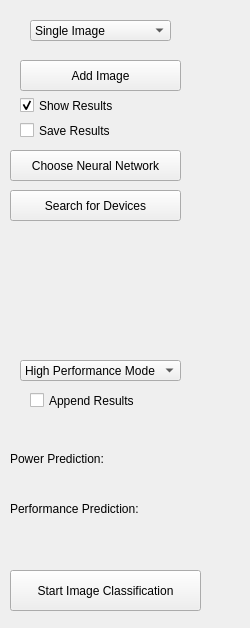
Above: ImplementationPhase/View/ViewModule/ui/ImageClassificationControlPanel.ui from JohannesHaering/PSE before the change. Below: the same form after it.
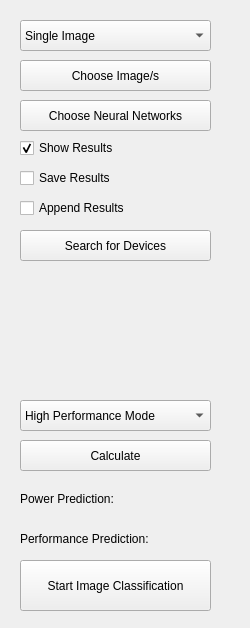
That is the form after the change. Custom widgets are drawn as their Qt base class.

Patch:
```diff
--- a/ImplementationPhase/View/ViewModule/ui/ImageClassificationControlPanel.ui
+++ b/ImplementationPhase/View/ViewModule/ui/ImageClassificationControlPanel.ui
@@ -20,9 +20,9 @@
    <property name="geometry">
     <rect>
      <x>20</x>
-     <y>90</y>
+     <y>140</y>
      <width>111</width>
-     <height>31</height>
+     <height>16</height>
     </rect>
    </property>
    <property name="mouseTracking">
@@ -41,10 +41,10 @@
   <widget class="QComboBox" name="imgAmount">
    <property name="geometry">
     <rect>
-     <x>30</x>
+     <x>20</x>
      <y>20</y>
-     <width>141</width>
-     <height>21</height>
+     <width>191</width>
+     <height>31</height>
     </rect>
    </property>
    <item>
@@ -62,9 +62,9 @@
    <property name="geometry">
     <rect>
      <x>20</x>
-     <y>110</y>
-     <width>111</width>
-     <height>41</height>
+     <y>170</y>
+     <width>101</width>
+     <height>16</height>
     </rect>
    </property>
    <property name="text">
@@ -74,21 +74,21 @@
   <widget class="QPushButton" name="chooseNeuralNetwork">
    <property name="geometry">
     <rect>
-     <x>10</x>
-     <y>150</y>
-     <width>171</width>
+     <x>20</x>
+     <y>100</y>
+     <width>191</width>
      <height>31</height>
     </rect>
    </property>
    <property name="text">
-    <string>Choose Neural Network</string>
+    <string>Choose Neural Networks</string>
    </property>
   </widget>
   <widget class="DeviceCheckBoxManager" name="CheckBoxWidget" native="true">
    <property name="geometry">
     <rect>
      <x>20</x>
-     <y>230</y>
+     <y>270</y>
      <width>191</width>
      <height>121</height>
     </rect>
@@ -98,9 +98,9 @@
    <property name="geometry">
     <rect>
      <x>20</x>
-     <y>360</y>
-     <width>161</width>
-     <height>21</height>
+     <y>400</y>
+     <width>191</width>
+     <height>31</height>
     </rect>
    </property>
    <item>
@@ -122,10 +122,10 @@
   <widget class="QCheckBox" name="appendResults">
    <property name="geometry">
     <rect>
-     <x>30</x>
-     <y>380</y>
-     <width>151</width>
-     <height>41</height>
+     <x>20</x>
+     <y>200</y>
+     <width>121</width>
+     <height>16</height>
     </rect>
    </property>
    <property name="text">
@@ -135,10 +135,10 @@
   <widget class="QPushButton" name="startImgClass">
    <property name="geometry">
     <rect>
-     <x>10</x>
-     <y>570</y>
+     <x>20</x>
+     <y>560</y>
      <width>191</width>
-     <height>41</height>
+     <height>51</height>
     </rect>
    </property>
    <property name="text">
@@ -150,19 +150,19 @@
     <rect>
      <x>20</x>
      <y>60</y>
-     <width>161</width>
+     <width>191</width>
      <height>31</height>
     </rect>
    </property>
    <property name="text">
-    <string>Add Image</string>
+    <string>Choose Image/s</string>
    </property>
   </widget>
   <widget class="QLabel" name="powerPredictionText">
    <property name="geometry">
     <rect>
-     <x>10</x>
-     <y>450</y>
+     <x>20</x>
+     <y>490</y>
      <width>121</width>
      <height>18</height>
     </rect>
@@ -175,20 +175,23 @@
    <property name="geometry">
     <rect>
      <x>170</x>
-     <y>450</y>
-     <width>58</width>
-     <height>18</height>
+     <y>490</y>
+     <width>41</width>
+     <height>16</height>
     </rect>
    </property>
    <property name="text">
     <string/>
    </property>
+   <property name="alignment">
+    <set>Qt::AlignRight|Qt::AlignTrailing|Qt::AlignVCenter</set>
+   </property>
   </widget>
   <widget class="QLabel" name="performancePredictionText">
    <property name="geometry">
     <rect>
-     <x>10</x>
-     <y>500</y>
+     <x>20</x>
+     <y>530</y>
      <width>151</width>
      <height>18</height>
     </rect>
@@ -201,21 +204,24 @@
    <property name="geometry">
     <rect>
      <x>180</x>
-     <y>500</y>
-     <width>58</width>
-     <height>18</height>
+     <y>530</y>
+     <width>31</width>
+     <height>16</height>
     </rect>
    </property>
    <property name="text">
     <string/>
    </property>
+   <property name="alignment">
+    <set>Qt::AlignRight|Qt::AlignTrailing|Qt::AlignVCenter</set>
+   </property>
   </widget>
   <widget class="QPushButton" name="deviceSearch">
    <property name="geometry">
     <rect>
-     <x>10</x>
-     <y>190</y>
-     <width>171</width>
+     <x>20</x>
+     <y>230</y>
+     <width>191</width>
      <height>31</height>
     </rect>
    </property>
@@ -223,6 +229,19 @@
     <string>Search for Devices</string>
    </property>
   </widget>
+  <widget class="QPushButton" name="calculate">
+   <property name="geometry">
+    <rect>
+     <x>20</x>
+     <y>440</y>
+     <width>191</width>
+     <height>31</height>
+    </rect>
+   </property>
+   <property name="text">
+    <string>Calculate</string>
+   </property>
+  </widget>
  </widget>
  <customwidgets>
   <customwidget>
```
